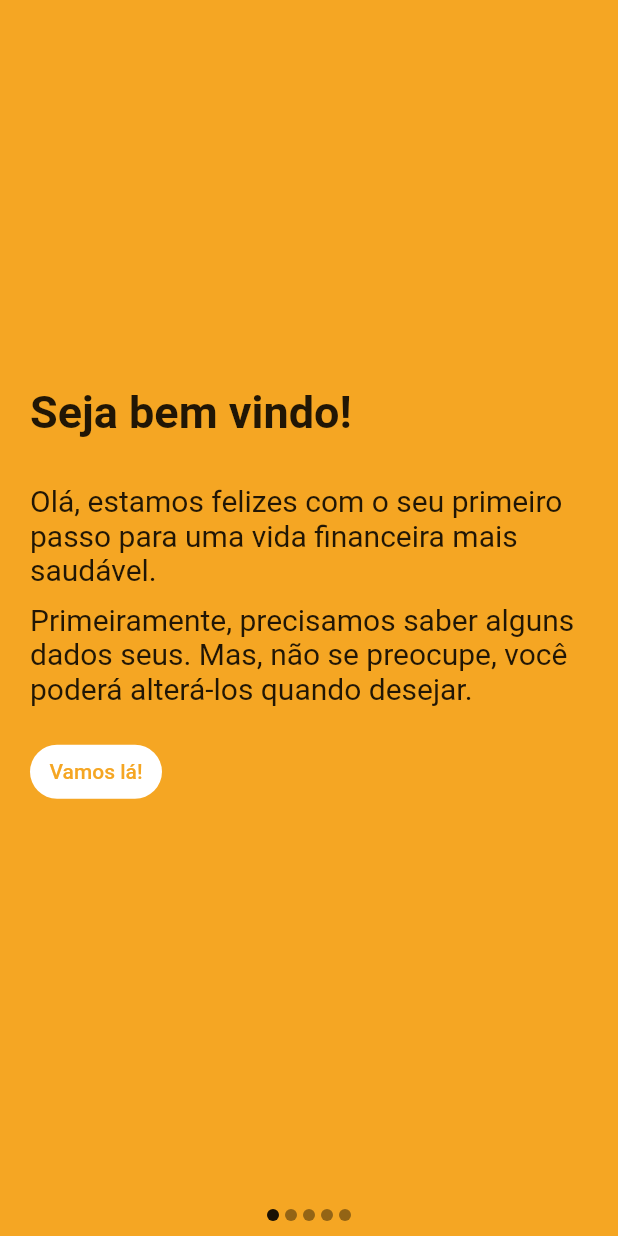
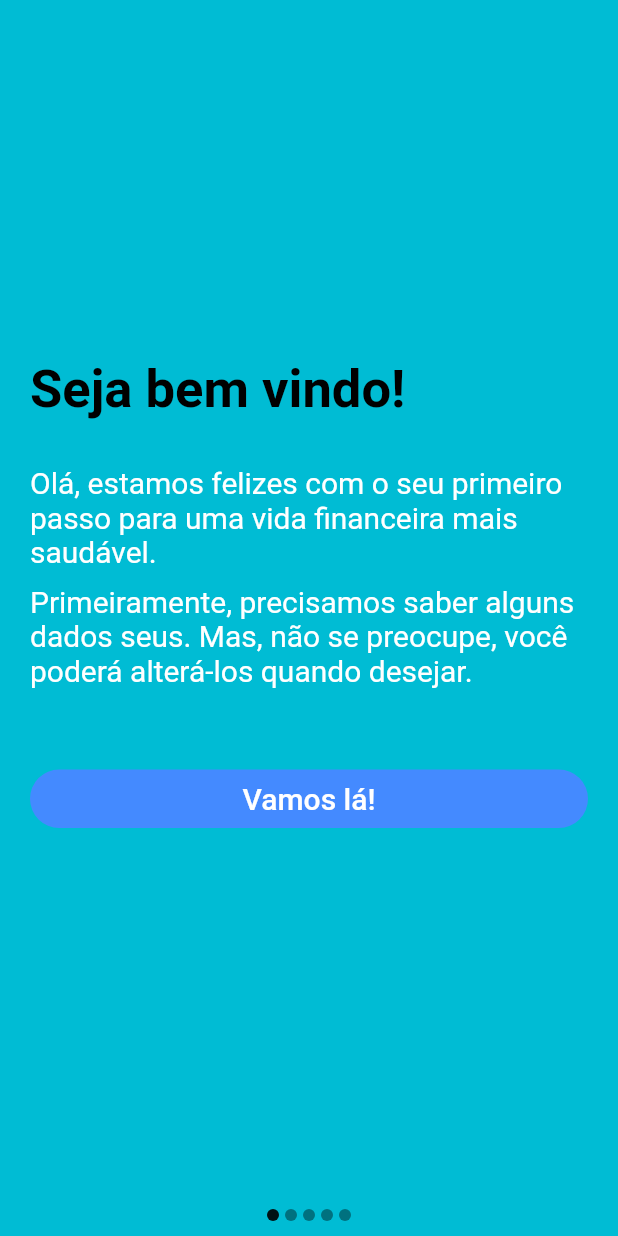
Before and after one commit to Kotayz/gerenciamento-de-financas, a Flutter app: the screen it shows after launch, on a phone screen of 412 x 824 dp. Run offline on Flutter 3.47's test engine with Material 2 defaults, Android fonts, the phone set to English and light mode, and no system bars; drawn by our look-alikes of carousel_slider; our stand-ins replace dio, flutter_clean_architecture.

Commit message:
Melhorias no layout

```diff
--- a/lib/app/pages/InitialUserInfo/initial_user_info_view.dart
+++ b/lib/app/pages/InitialUserInfo/initial_user_info_view.dart
@@ -18,7 +18,7 @@ class InitialUserInfoPageState
   Widget buildPage() {
     return Scaffold(
       body: Container(
-        color: Color(0xfff5a623),
+        color: Colors.cyan,
         child: Column(
           mainAxisSize: MainAxisSize.min,
           mainAxisAlignment: MainAxisAlignment.center,
@@ -80,18 +80,13 @@ class InitialUserInfoPageState
       padding: EdgeInsets.symmetric(
         horizontal: 20,
       ),
+      child: Container(
         child: Column(
           mainAxisAlignment: MainAxisAlignment.center,
           crossAxisAlignment: CrossAxisAlignment.start,
           mainAxisSize: MainAxisSize.min,
           children: <Widget>[
-          Text(
-            'Seja bem vindo!',
-            style: TextStyle(
-              fontSize: 30,
-              fontWeight: FontWeight.bold,
-            ),
-          ),
+            reusableTextHeader('Seja bem vindo!'),
             SizedBox(height: 30),
             reusableTextWithTextStyle(
                 'Olá, estamos felizes com o seu primeiro passo para uma vida financeira mais saudável.',
@@ -100,9 +95,12 @@ class InitialUserInfoPageState
             reusableTextWithTextStyle(
                 'Primeiramente, precisamos saber alguns dados seus. Mas, não se preocupe, você poderá alterá-los quando desejar.',
                 20),
-          SizedBox(height: 20),
-          doneButton("Vamos lá!"),
+            SizedBox(height: 50),
+            Row(
+              children: <Widget>[Expanded(child: doneButton("Vamos lá!", 20))],
+            ),
           ],
+        ),
       ),
     );
   }
@@ -118,26 +116,21 @@ class InitialUserInfoPageState
           crossAxisAlignment: CrossAxisAlignment.start,
           mainAxisSize: MainAxisSize.min,
           children: <Widget>[
-            Text(
-              'Dados pessoais',
-              style: TextStyle(
-                fontSize: 30,
-                fontWeight: FontWeight.bold,
-              ),
-            ),
+            reusableTextHeader('Dados pessoais'),
             SizedBox(height: 10),
             reusableTextFieldWithTextStyle('Nome', 20),
             SizedBox(height: 10),
             reusableTextFieldWithTextStyle('E-mail', 20),
             SizedBox(height: 10),
             reusableTextFieldWithTextStyle('Celular', 20),
-            SizedBox(height: 30),
+            SizedBox(height: 50),
             Row(
               mainAxisSize: MainAxisSize.max,
-              mainAxisAlignment: MainAxisAlignment.spaceAround,
+              mainAxisAlignment: MainAxisAlignment.spaceEvenly,
               children: <Widget>[
-                Expanded(child: previousButton("Voltar")),
-                Expanded(child: doneButton("Prosseguir")),
+                Expanded(child: previousButton("Voltar", 15)),
+                SizedBox(width: 50),
+                Expanded(child: doneButton("Prosseguir", 15)),
               ],
             ),
           ],
@@ -156,25 +149,20 @@ class InitialUserInfoPageState
         crossAxisAlignment: CrossAxisAlignment.start,
         mainAxisSize: MainAxisSize.min,
         children: <Widget>[
-          Text(
-            'Receita',
-            style: TextStyle(
-              fontSize: 30,
-              fontWeight: FontWeight.bold,
-            ),
-          ),
+          reusableTextHeader('Receita'),
           SizedBox(height: 30),
           reusableTextWithTextStyle(
               'Em média, quanto você recebe mensalmente?', 20),
           SizedBox(height: 10),
           TextField(style: TextStyle(fontSize: 20)),
-          SizedBox(height: 30),
+          SizedBox(height: 50),
           Row(
             mainAxisSize: MainAxisSize.max,
-            mainAxisAlignment: MainAxisAlignment.spaceAround,
+            mainAxisAlignment: MainAxisAlignment.spaceEvenly,
             children: <Widget>[
-              Expanded(child: previousButton("Voltar")),
-              Expanded(child: doneButton("Prosseguir")),
+              Expanded(child: previousButton("Voltar", 15)),
+              SizedBox(width: 50),
+              Expanded(child: doneButton("Prosseguir", 15)),
             ],
           ),
         ],
@@ -184,34 +172,27 @@ class InitialUserInfoPageState
 
   Widget expenseStep() {
     return Padding(
-      padding: EdgeInsets.symmetric(
-        horizontal: 20,
-      ),
+      padding: EdgeInsets.symmetric(horizontal: 20),
       child: Column(
         mainAxisAlignment: MainAxisAlignment.center,
         crossAxisAlignment: CrossAxisAlignment.start,
         mainAxisSize: MainAxisSize.min,
         children: <Widget>[
-          Text(
-            'Despesas',
-            style: TextStyle(
-              fontSize: 30,
-              fontWeight: FontWeight.bold,
-            ),
-          ),
+          reusableTextHeader('Despesas'),
           SizedBox(height: 30),
           reusableTextWithTextStyle(
               'Aproximadamente, quais são as suas despesas fixas mensais (água, luz, gás, internet, etc)?',
               20),
           SizedBox(height: 10),
           TextField(style: TextStyle(fontSize: 20)),
-          SizedBox(height: 30),
+          SizedBox(height: 50),
           Row(
             mainAxisSize: MainAxisSize.max,
-            mainAxisAlignment: MainAxisAlignment.spaceAround,
+            mainAxisAlignment: MainAxisAlignment.spaceEvenly,
             children: <Widget>[
-              Expanded(child: previousButton("Voltar")),
-              Expanded(child: doneButton("Prosseguir")),
+              Expanded(child: previousButton("Voltar", 15)),
+              SizedBox(width: 50),
+              Expanded(child: doneButton("Prosseguir", 15)),
             ],
           ),
         ],
@@ -229,120 +210,99 @@ class InitialUserInfoPageState
         crossAxisAlignment: CrossAxisAlignment.start,
 //      mainAxisSize: MainAxisSize.max,
         children: <Widget>[
-          Text(
-            'Dicas',
-            style: TextStyle(
-              fontSize: 30,
-              fontWeight: FontWeight.bold,
-            ),
-          ),
+          reusableTextHeader('Dicas'),
           SizedBox(height: 30),
           Text(
             'Para finalizar, você gostaria de receber informações e dicas sobre como cuidar melhor da sua saúde financeira?',
-            style: TextStyle(
-              fontSize: 20,
-            ),
+            style: TextStyle(fontSize: 20),
           ),
           SizedBox(height: 10),
           RadioListTile(
             value: 1,
             onChanged: controller.handleRadioChange,
             groupValue: controller.radioValue,
-            title: Text(
-              'Sim, por e-mail e por SMS',
-              style: TextStyle(
-                fontSize: 20,
-              ),
-            ),
+            title: Text('Sim, por e-mail e por SMS',
+                style: TextStyle(fontSize: 20)),
           ),
           RadioListTile(
             value: 2,
             onChanged: controller.handleRadioChange,
             groupValue: controller.radioValue,
-            title: Text(
-              'Sim, somente por e-mail',
-              style: TextStyle(
-                fontSize: 20,
-              ),
-            ),
+            title:
+                Text('Sim, somente por e-mail', style: TextStyle(fontSize: 20)),
           ),
           RadioListTile(
             value: 3,
             onChanged: controller.handleRadioChange,
             groupValue: controller.radioValue,
-            title: Text(
-              'Sim, somente por SMS',
-              style: TextStyle(
-                fontSize: 20,
+            title: Text('Sim, somente por SMS', style: TextStyle(fontSize: 20)),
           ),
+          SizedBox(height: 50),
+          Row(
+            mainAxisSize: MainAxisSize.max,
+            mainAxisAlignment: MainAxisAlignment.spaceEvenly,
+            children: <Widget>[
+              Expanded(child: previousButton("Voltar", 15)),
+              SizedBox(width: 50),
+              Expanded(child: doneButton("Concluir", 15))
+            ],
           ),
-          ),
-          RadioListTile(
-            value: 4,
-            onChanged: controller.handleRadioChange,
-            groupValue: controller.radioValue,
-            title: Text(
-              'Não',
-              style: TextStyle(
-                fontSize: 20,
-              ),
-            ),
-          ),
-          SizedBox(height: 20),
-          Center(child: doneButton("Concluir")),
         ],
       ),
     );
   }
 
-  Widget doneButton(String text) {
+  Widget doneButton(String text, double fontSize) {
     return FlatButton(
-      color: Colors.white,
-      textColor: Color(0xfff5a623),
-      disabledColor: Colors.grey,
-      disabledTextColor: Colors.black,
+      color: Colors.blueAccent,
+      textColor: Colors.white,
       padding: EdgeInsets.all(8.0),
-      splashColor: Colors.blueAccent,
-      shape: new RoundedRectangleBorder(
-        borderRadius: new BorderRadius.circular(30.0),
-      ),
-      child: Text(text),
+      splashColor: Colors.indigo,
+      highlightColor: Colors.indigoAccent,
+      shape: RoundedRectangleBorder(borderRadius: BorderRadius.circular(30.0)),
+      child: Text(text, style: TextStyle(fontSize: fontSize)),
       onPressed: () {
         controller.carouselController.nextPage(
-          duration: Duration(milliseconds: 300),
-          curve: Curves.linear,
-        );
+            duration: Duration(milliseconds: 300), curve: Curves.linear);
       },
     );
   }
 
-  Widget previousButton(String text) {
-    return FlatButton(
-      child: Text(text),
+  Widget previousButton(String text, double fontSize) {
+    return OutlineButton(
+      textColor: Colors.white,
+      padding: EdgeInsets.all(8.0),
+      splashColor: Colors.indigo,
+      highlightedBorderColor: Colors.white,
+      highlightColor: Colors.indigoAccent,
+      shape: RoundedRectangleBorder(borderRadius: BorderRadius.circular(30.0)),
+      borderSide: BorderSide(color: Colors.white),
+      child: Text(text, style: TextStyle(fontSize: fontSize)),
       onPressed: () {
         controller.carouselController.previousPage(
-          duration: Duration(milliseconds: 300),
-          curve: Curves.linear,
-        );
+            duration: Duration(milliseconds: 300), curve: Curves.linear);
       },
     );
   }
 
+  Widget reusableTextHeader(String value) {
+    return Text(value,
+        style: TextStyle(
+            fontSize: 35, fontWeight: FontWeight.bold, color: Colors.black));
+  }
+
   Widget reusableTextWithTextStyle(String value, double fontSize) {
-    return Text(
-      value,
-      style: TextStyle(
-        fontSize: fontSize,
-      ),
-    );
+    return Text(value,
+        style: TextStyle(fontSize: fontSize, color: Colors.white));
   }
 
   Widget reusableTextFieldWithTextStyle(String labelText, double fontSize) {
     return TextField(
-      decoration: InputDecoration(
-        labelText: labelText,
-      ),
-      style: TextStyle(fontSize: fontSize),
+      decoration: InputDecoration(labelText: labelText),
+      style: TextStyle(
+          fontSize: fontSize,
+          color: Colors.white,
+          decorationColor: Colors.white),
     );
   }
 }
--- a/lib/main.dart
+++ b/lib/main.dart
@@ -17,7 +17,7 @@ class BuildMain extends StatelessWidget {
       title: 'App para gerenciamento de finanças pessoais',
       theme:
           ThemeData().copyWith(appBarTheme: AppBarTheme(color: Colors.black)),
-      home: SafeArea(child: InitialUserInfoPage()),
+      home: InitialUserInfoPage(),
     );
   }
 }
```
Lines whose indentation alone changed are shown as unchanged.
